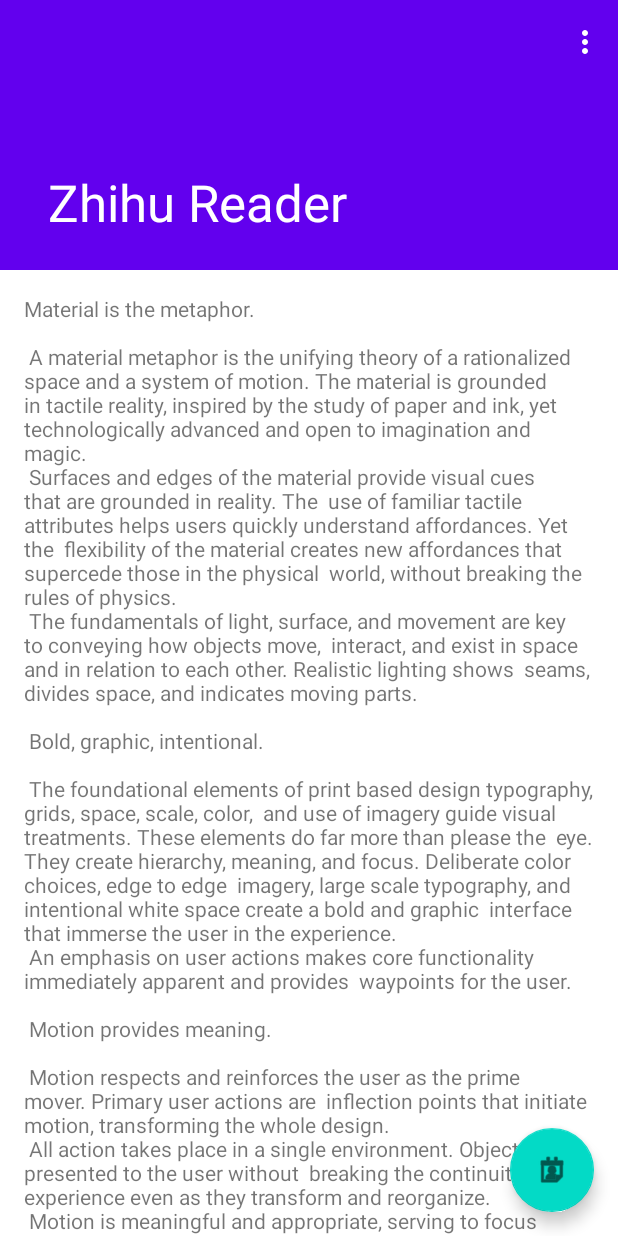
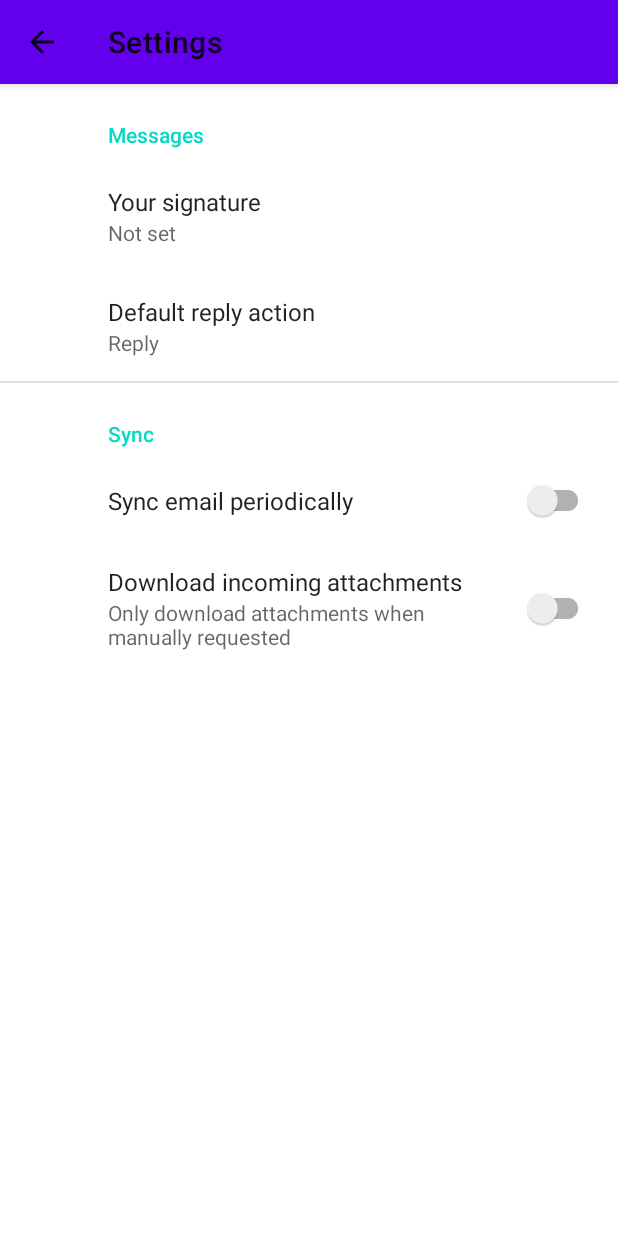
Before and after one commit to Poweril/ZhihuReader, an Android app: the screen it shows after launch (ScrollingActivity before the commit, SettingsActivity after it), in the options menu, after a tap on "Settings", on a phone screen of 412 x 824 dp. Run offline under Robolectric (Android 15) with nearby library versions, the phone set to English and light mode, and no system bars; our stand-ins replace androidx.preference.

Commit message:
add settings activity

```diff
--- a/app/build.gradle
+++ b/app/build.gradle
@@ -2,7 +2,7 @@ apply plugin: 'com.android.application'
 
 android {
     compileSdkVersion 29
-    buildToolsVersion "29.0.2"
+    buildToolsVersion "29.0.3"
 
     defaultConfig {
         applicationId "com.poweril.zhihureader"
@@ -28,7 +28,8 @@ dependencies {
 
     implementation 'androidx.appcompat:appcompat:1.1.0'
     implementation 'com.google.android.material:material:1.1.0'
-    testImplementation 'junit:junit:4.12'
+    implementation 'androidx.preference:preference:1.1.1'
+    testImplementation 'junit:junit:4.13'
     androidTestImplementation 'androidx.test.ext:junit:1.1.1'
     androidTestImplementation 'androidx.test.espresso:espresso-core:3.2.0'
 }
--- a/app/src/main/AndroidManifest.xml
+++ b/app/src/main/AndroidManifest.xml
@@ -9,6 +9,9 @@
         android:roundIcon="@mipmap/ic_launcher_round"
         android:supportsRtl="true"
         android:theme="@style/AppTheme">
+        <activity
+            android:name=".SettingsActivity"
+            android:label="@string/title_activity_settings"></activity>
         <activity
             android:name=".ScrollingActivity"
             android:label="@string/app_name"
--- a/app/src/main/java/com/poweril/zhihureader/ScrollingActivity.java
+++ b/app/src/main/java/com/poweril/zhihureader/ScrollingActivity.java
@@ -1,5 +1,6 @@
 package com.poweril.zhihureader;
 
+import android.content.Intent;
 import android.os.Bundle;
 
 import com.google.android.material.floatingactionbutton.FloatingActionButton;
@@ -48,7 +49,8 @@ public class ScrollingActivity extends AppCompatActivity {
 
         //noinspection SimplifiableIfStatement
         if (id == R.id.action_settings) {
-            return true;
+            Intent intent = new Intent(this, SettingsActivity.class);
+            startActivity(intent);
         }
         return super.onOptionsItemSelected(item);
     }
--- /dev/null
+++ b/app/src/main/java/com/poweril/zhihureader/SettingsActivity.java
@@ -0,0 +1,31 @@
+package com.poweril.zhihureader;
+
+import android.os.Bundle;
+
+import androidx.appcompat.app.ActionBar;
+import androidx.appcompat.app.AppCompatActivity;
+import androidx.preference.PreferenceFragmentCompat;
+
+public class SettingsActivity extends AppCompatActivity {
+
+    @Override
+    protected void onCreate(Bundle savedInstanceState) {
+        super.onCreate(savedInstanceState);
+        setContentView(R.layout.settings_activity);
+        getSupportFragmentManager()
+                .beginTransaction()
+                .replace(R.id.settings, new SettingsFragment())
+                .commit();
+        ActionBar actionBar = getSupportActionBar();
+        if (actionBar != null) {
+            actionBar.setDisplayHomeAsUpEnabled(true);
+        }
+    }
+
+    public static class SettingsFragment extends PreferenceFragmentCompat {
+        @Override
+        public void onCreatePreferences(Bundle savedInstanceState, String rootKey) {
+            setPreferencesFromResource(R.xml.root_preferences, rootKey);
+        }
+    }
+}
--- a/app/src/main/res/layout/activity_scrolling.xml
+++ b/app/src/main/res/layout/activity_scrolling.xml
@@ -27,6 +27,7 @@
                 android:id="@+id/viewpager_toolbar"
                 android:layout_width="match_parent"
                 android:layout_height="match_parent"
+                android:background="@drawable/viewpager_placeholder"
                 app:layout_collapseMode="parallax" >
             </androidx.viewpager2.widget.ViewPager2>
 
--- /dev/null
+++ b/app/src/main/res/layout/settings_activity.xml
@@ -0,0 +1,9 @@
+<LinearLayout xmlns:android="http://schemas.android.com/apk/res/android"
+    android:layout_width="match_parent"
+    android:layout_height="match_parent">
+
+    <FrameLayout
+        android:id="@+id/settings"
+        android:layout_width="match_parent"
+        android:layout_height="match_parent" />
+</LinearLayout>
--- a/app/src/main/res/layout/viewpager_toolbar.xml
+++ b/app/src/main/res/layout/viewpager_toolbar.xml
@@ -1,6 +1,7 @@
 <?xml version="1.0" encoding="utf-8"?>
-<LinearLayout xmlns:android="http://schemas.android.com/apk/res/android"
-    android:orientation="vertical" android:layout_width="match_parent"
-    android:layout_height="match_parent">
+<RelativeLayout xmlns:android="http://schemas.android.com/apk/res/android"
+    android:layout_width="match_parent"
+    android:layout_height="match_parent"
+    android:id="@+id/vp_toolbar" >
 
-</LinearLayout>
+</RelativeLayout>
--- /dev/null
+++ b/app/src/main/res/values/arrays.xml
@@ -0,0 +1,12 @@
+<resources>
+    <!-- Reply Preference -->
+    <string-array name="reply_entries">
+        <item>Reply</item>
+        <item>Reply to all</item>
+    </string-array>
+
+    <string-array name="reply_values">
+        <item>reply</item>
+        <item>reply_all</item>
+    </string-array>
+</resources>
--- a/app/src/main/res/values/dimens.xml
+++ b/app/src/main/res/values/dimens.xml
@@ -1,5 +1,5 @@
 <resources>
-    <dimen name="app_bar_height">180dp</dimen>
+    <dimen name="app_bar_height">240dp</dimen>
     <dimen name="fab_margin">16dp</dimen>
     <dimen name="text_margin">16dp</dimen>
 </resources>
--- a/app/src/main/res/values/strings.xml
+++ b/app/src/main/res/values/strings.xml
@@ -90,4 +90,20 @@
         "when a user tries to pick up one of cards.\n\n"
     </string>
     <string name="action_settings">Settings</string>
+    <string name="title_activity_settings">Settings</string>
+
+    <!-- Preference Titles -->
+    <string name="messages_header">Messages</string>
+    <string name="sync_header">Sync</string>
+
+    <!-- Messages Preferences -->
+    <string name="signature_title">Your signature</string>
+    <string name="reply_title">Default reply action</string>
+
+    <!-- Sync Preferences -->
+    <string name="sync_title">Sync email periodically</string>
+    <string name="attachment_title">Download incoming attachments</string>
+    <string name="attachment_summary_on">Automatically download attachments for incoming emails
+    </string>
+    <string name="attachment_summary_off">Only download attachments when manually requested</string>
 </resources>
--- a/app/src/main/res/values/styles.xml
+++ b/app/src/main/res/values/styles.xml
@@ -13,8 +13,8 @@
         <item name="windowNoTitle">true</item>
     </style>
 
-    <style name="AppTheme.AppBarOverlay" parent="ThemeOverlay.AppCompat.Dark.ActionBar" />
+    <style name="AppTheme.AppBarOverlay" parent="ThemeOverlay.MaterialComponents.Dark.ActionBar" />
 
-    <style name="AppTheme.PopupOverlay" parent="ThemeOverlay.AppCompat.Light" />
+    <style name="AppTheme.PopupOverlay" parent="ThemeOverlay.MaterialComponents.Light" />
 
 </resources>
--- /dev/null
+++ b/app/src/main/res/xml/root_preferences.xml
@@ -0,0 +1,35 @@
+<PreferenceScreen xmlns:app="http://schemas.android.com/apk/res-auto">
+
+    <PreferenceCategory app:title="@string/messages_header">
+
+        <EditTextPreference
+            app:key="signature"
+            app:title="@string/signature_title"
+            app:useSimpleSummaryProvider="true" />
+
+        <ListPreference
+            app:defaultValue="reply"
+            app:entries="@array/reply_entries"
+            app:entryValues="@array/reply_values"
+            app:key="reply"
+            app:title="@string/reply_title"
+            app:useSimpleSummaryProvider="true" />
+
+    </PreferenceCategory>
+
+    <PreferenceCategory app:title="@string/sync_header">
+
+        <SwitchPreferenceCompat
+            app:key="sync"
+            app:title="@string/sync_title" />
+
+        <SwitchPreferenceCompat
+            app:dependency="sync"
+            app:key="attachment"
+            app:summaryOff="@string/attachment_summary_off"
+            app:summaryOn="@string/attachment_summary_on"
+            app:title="@string/attachment_title" />
+
+    </PreferenceCategory>
+
+</PreferenceScreen>
--- a/build.gradle
+++ b/build.gradle
@@ -8,7 +8,7 @@ buildscript {
 
     }
     dependencies {
-        classpath 'com.android.tools.build:gradle:3.6.2'
+        classpath 'com.android.tools.build:gradle:3.6.3'
 
 
         // NOTE: Do not place your application dependencies here; they belong
```
Also changed, not shown: 1 other file.
